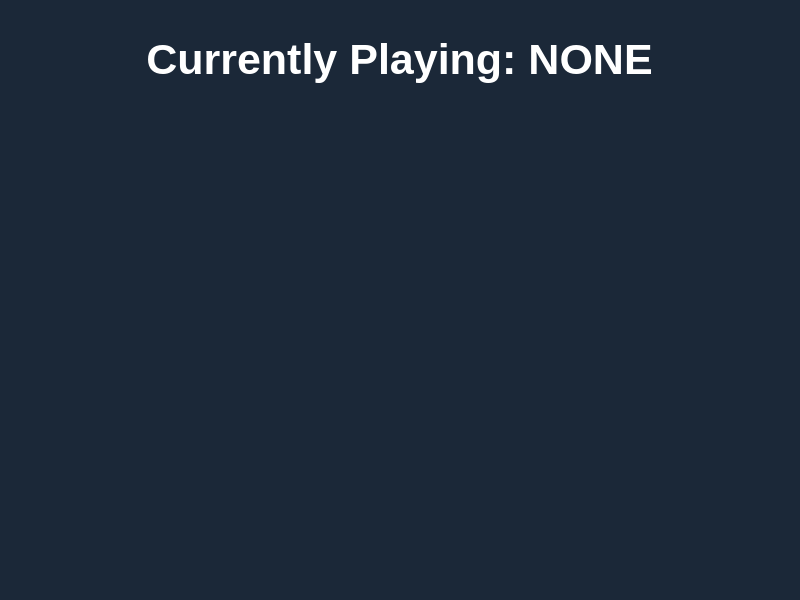
Before: the Qt Designer form window.ui in TXOG/SteamCount, drawn with Qt 5.
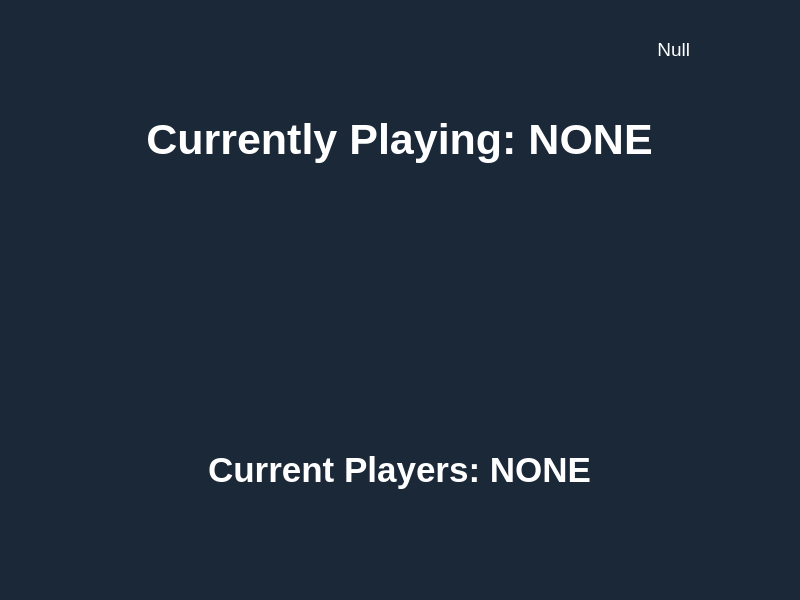
After: the same form once the commit is applied. The open tabs and pages were chosen to show the change. Icons and pictures are not drawn.

```diff
--- a/window.ui
+++ b/window.ui
@@ -175,7 +175,7 @@
       <property name="geometry">
        <rect>
         <x>0</x>
-        <y>30</y>
+        <y>110</y>
         <width>801</width>
         <height>61</height>
        </rect>
@@ -197,6 +197,89 @@
        <set>Qt::AlignCenter</set>
       </property>
      </widget>
+     <widget class="QLabel" name="gameImage">
+      <property name="geometry">
+       <rect>
+        <x>19</x>
+        <y>190</y>
+        <width>771</width>
+        <height>215</height>
+       </rect>
+      </property>
+      <property name="text">
+       <string/>
+      </property>
+      <property name="alignment">
+       <set>Qt::AlignCenter</set>
+      </property>
+     </widget>
+     <widget class="QLabel" name="currentPlayerNumber">
+      <property name="geometry">
+       <rect>
+        <x>0</x>
+        <y>440</y>
+        <width>801</width>
+        <height>61</height>
+       </rect>
+      </property>
+      <property name="font">
+       <font>
+        <family>Segoe UI</family>
+        <pointsize>26</pointsize>
+        <bold>true</bold>
+       </font>
+      </property>
+      <property name="styleSheet">
+       <string notr="true">color: rgb(255, 255, 255);</string>
+      </property>
+      <property name="text">
+       <string>Current Players: NONE</string>
+      </property>
+      <property name="alignment">
+       <set>Qt::AlignCenter</set>
+      </property>
+     </widget>
+     <widget class="QLabel" name="pfpImage">
+      <property name="geometry">
+       <rect>
+        <x>720</x>
+        <y>20</y>
+        <width>64</width>
+        <height>64</height>
+       </rect>
+      </property>
+      <property name="text">
+       <string/>
+      </property>
+      <property name="alignment">
+       <set>Qt::AlignCenter</set>
+      </property>
+     </widget>
+     <widget class="QLabel" name="playerName">
+      <property name="geometry">
+       <rect>
+        <x>20</x>
+        <y>15</y>
+        <width>671</width>
+        <height>71</height>
+       </rect>
+      </property>
+      <property name="font">
+       <font>
+        <pointsize>14</pointsize>
+        <bold>false</bold>
+       </font>
+      </property>
+      <property name="styleSheet">
+       <string notr="true">color: rgb(255, 255, 255);</string>
+      </property>
+      <property name="text">
+       <string>Null</string>
+      </property>
+      <property name="alignment">
+       <set>Qt::AlignRight|Qt::AlignTrailing|Qt::AlignVCenter</set>
+      </property>
+     </widget>
     </widget>
    </widget>
   </widget>
```
